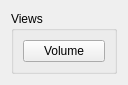
Old version of the form view/ui/Tools_ViewsWidget.ui in the repository upsideduck/app-arpes-aran.
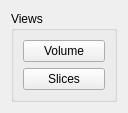
New version of the form.

Commit message: Add Slices view

```diff
--- a/view/ui/Tools_ViewsWidget.ui
+++ b/view/ui/Tools_ViewsWidget.ui
@@ -7,7 +7,7 @@
     <x>0</x>
     <y>0</y>
     <width>128</width>
-    <height>78</height>
+    <height>112</height>
    </rect>
   </property>
   <property name="sizePolicy">
@@ -39,6 +39,13 @@
         </property>
        </widget>
       </item>
+      <item>
+       <widget class="QPushButton" name="slicesViewBtn">
+        <property name="text">
+         <string>Slices</string>
+        </property>
+       </widget>
+      </item>
      </layout>
     </widget>
    </item>
```
The commit also changes 8 other files.
